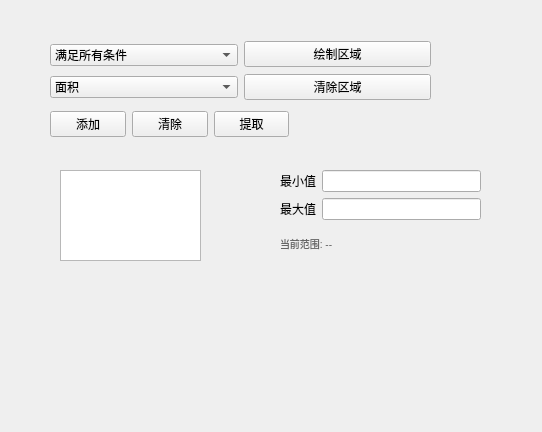
Before: the Qt Designer form ui/tabs/extract_tab.ui in xiaoyuan1021/MyTool, drawn with Qt 5.
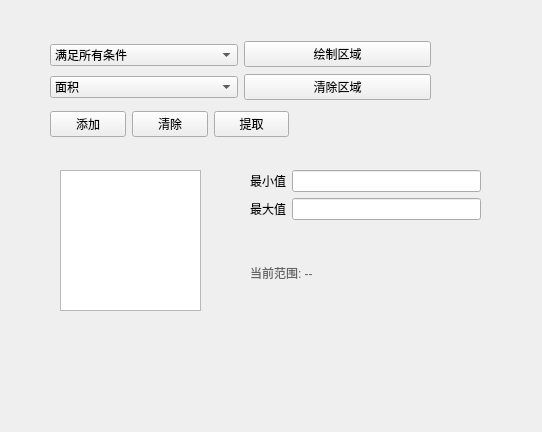
After: the same form once the commit is applied.

```diff
--- a/ui/tabs/extract_tab.ui
+++ b/ui/tabs/extract_tab.ui
@@ -34,7 +34,7 @@
       <x>40</x>
       <y>150</y>
       <width>141</width>
-      <height>91</height>
+      <height>141</height>
      </rect>
     </property>
    </widget>
@@ -44,7 +44,7 @@
        <x>210</x>
        <y>140</y>
        <width>291</width>
-       <height>110</height>
+      <height>180</height>
       </rect>
      </property>
     <property name="currentIndex">
@@ -54,10 +54,10 @@
      <widget class="QWidget" name="layoutWidget">
       <property name="geometry">
        <rect>
-        <x>50</x>
+        <x>20</x>
         <y>10</y>
-        <width>201</width>
-        <height>90</height>
+        <width>231</width>
+        <height>150</height>
        </rect>
       </property>
        <layout class="QVBoxLayout" name="verticalLayout_9">
@@ -95,7 +95,13 @@
            <string>当前范围: --</string>
           </property>
           <property name="styleSheet">
-           <string notr="true">color: rgb(100, 100, 100); font-size: 10px;</string>
+          <string notr="true">color: rgb(100, 100, 100); font-size: 12px;</string>
+         </property>
+         <property name="text">
+          <string>当前范围: --</string>
+         </property>
+         <property name="wordWrap">
+          <bool>true</bool>
           </property>
          </widget>
         </item>
```
Left out of the diff: 5 changed lines with no effect on the pictures. Lines whose indentation alone changed are shown as unchanged.
